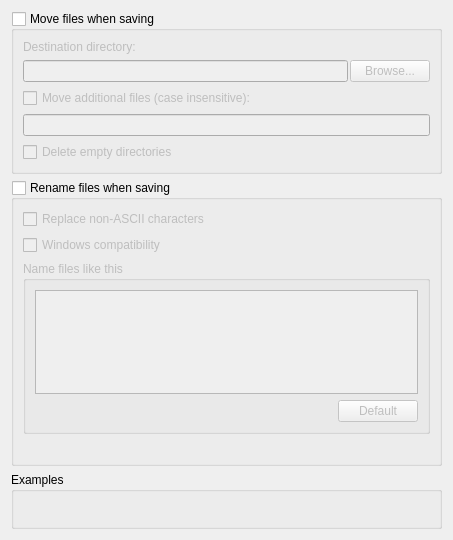
First picture: the form in ui/options_renaming.ui, repository metabrainz/picard, before the edit.
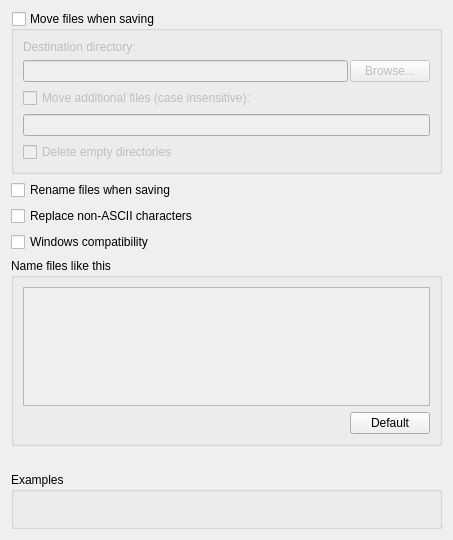
Second picture: the form after the edit.

Commit message:
PICARD-1559: Refactor renaming options UI
The renaming script and compatibility settings are now independent of rename_files being enabled or not.

```diff
--- a/ui/options_renaming.ui
+++ b/ui/options_renaming.ui
@@ -19,7 +19,7 @@
     <verstretch>0</verstretch>
    </sizepolicy>
   </property>
-  <layout class="QVBoxLayout" name="verticalLayout_5" stretch="0,0,0">
+  <layout class="QVBoxLayout" name="verticalLayout_5" stretch="0,0,0,0,0,0,0">
    <item>
     <widget class="QGroupBox" name="move_files">
      <property name="title">
@@ -97,23 +97,12 @@
     </widget>
    </item>
    <item>
-    <widget class="QGroupBox" name="rename_files">
-     <property name="sizePolicy">
-      <sizepolicy hsizetype="Expanding" vsizetype="Preferred">
-       <horstretch>0</horstretch>
-       <verstretch>0</verstretch>
-      </sizepolicy>
-     </property>
-     <property name="title">
+    <widget class="QCheckBox" name="rename_files">
+     <property name="text">
       <string>Rename files when saving</string>
      </property>
-     <property name="checkable">
-      <bool>true</bool>
-     </property>
-     <property name="checked">
-      <bool>false</bool>
-     </property>
-     <layout class="QVBoxLayout" name="verticalLayout_3">
+    </widget>
+   </item>
       <item>
        <widget class="QCheckBox" name="ascii_filenames">
         <property name="text">
@@ -238,9 +227,6 @@
         </property>
        </widget>
       </item>
-     </layout>
-    </widget>
-   </item>
    <item>
     <widget class="QGroupBox" name="groupBox">
      <property name="title">
```
Left out of the diff: 3 changed lines with no effect on the pictures. Lines whose indentation alone changed are shown as unchanged. The commit also changes 1 other file.
